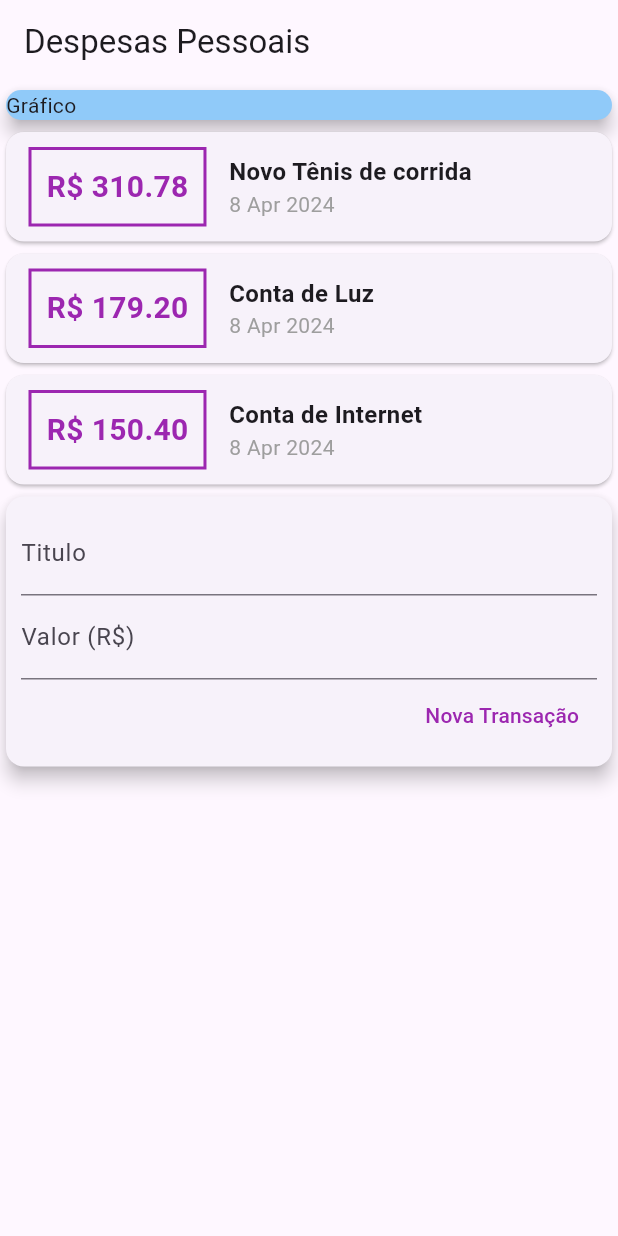
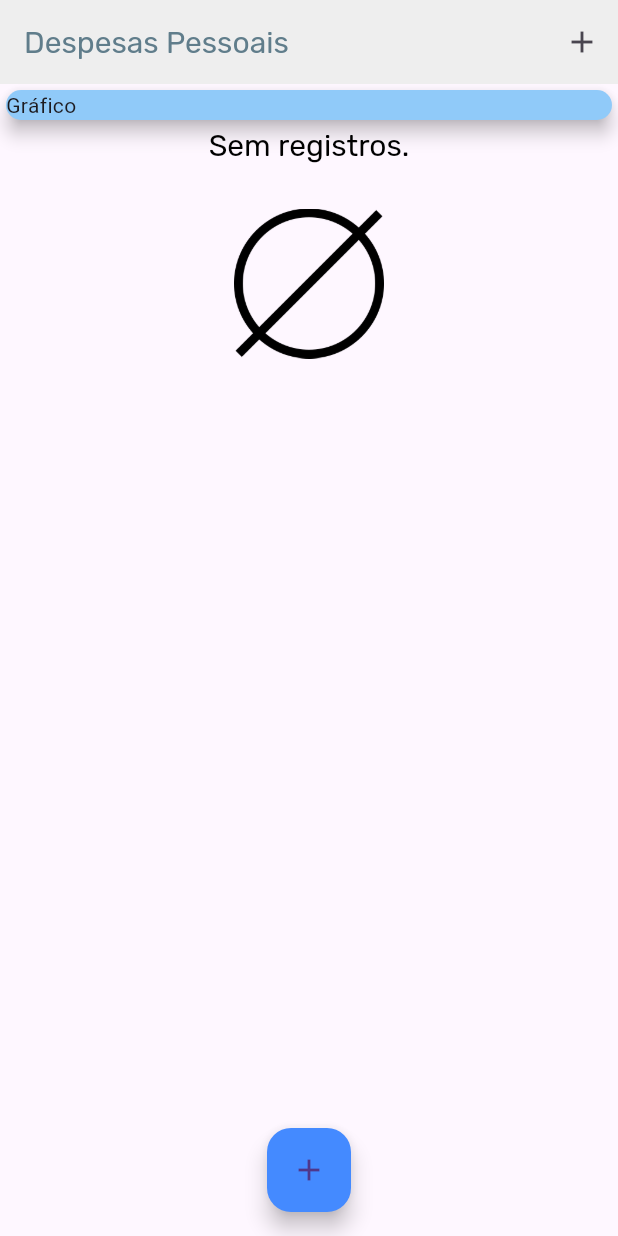
Before and after one commit to guim0/expenses-flutter, a Flutter app: the screen it shows after launch, on a phone screen of 412 x 824 dp. Run offline on Flutter 3.47's test engine with Material 3 defaults, Android fonts, the phone set to English and light mode, and no system bars.

Commit message:
Feat: config theme and conditional rendering

```diff
--- /dev/null
+++ b/lib/components/transaction_list.dart
@@ -0,0 +1,78 @@
+import 'package:flutter/material.dart';
+import '../models/transactions.dart';
+import 'package:intl/intl.dart';
+
+class TransactionList extends StatelessWidget {
+  final List<Transactions> transactions;
+  TransactionList(this.transactions);
+
+  @override
+  Widget build(BuildContext context) {
+    return Container(
+      height: 300,
+      child: transactions.isEmpty
+          ? Column(
+              children: <Widget>[
+                Text(
+                  "Sem registros.",
+                  style: Theme.of(context).textTheme.titleLarge,
+                ),
+                SizedBox(
+                  height: 30,
+                  width: double.infinity,
+                ),
+                Container(
+                  height: 100,
+                  child: Image.asset(
+                    "assets/icons/empty.png",
+                  ),
+                )
+              ],
+            )
+          : ListView.builder(
+              itemCount: transactions.length,
+              itemBuilder: (ctx, index) {
+                final tr = transactions[index];
+                return Card(
+                  child: Row(
+                    children: <Widget>[
+                      Container(
+                        margin:
+                            EdgeInsets.symmetric(horizontal: 15, vertical: 10),
+                        decoration: BoxDecoration(
+                          border: Border.all(
+                            color: Theme.of(context).primaryColor,
+                            width: 2,
+                          ),
+                        ),
+                        padding: EdgeInsets.all(10),
+                        child: Text(
+                          'R\$ ${tr.value.toStringAsFixed(2)}',
+                          style: TextStyle(
+                            fontWeight: FontWeight.bold,
+                            fontSize: 20,
+                            color: Theme.of(context).primaryColor,
+                          ),
+                        ),
+                      ),
+                      Column(
+                        crossAxisAlignment: CrossAxisAlignment.start,
+                        children: <Widget>[
+                          Text(
+                            tr.title,
+                            style: Theme.of(context).textTheme.titleLarge,
+                          ),
+                          Text(
+                            DateFormat('d MMM y').format(tr.date),
+                            style: TextStyle(color: Colors.grey),
+                          )
+                        ],
+                      ),
+                    ],
+                  ),
+                );
+              },
+            ),
+    );
+  }
+}
--- a/lib/main.dart
+++ b/lib/main.dart
@@ -1,50 +1,96 @@
 // ignore_for_file: prefer_const_constructors
 
+import 'dart:math';
+
+import 'package:flutter/material.dart';
+import './components/transaction_list.dart';
 import './models/transactions.dart';
-import 'package:flutter/material.dart';
-import 'package:intl/intl.dart';
+import './components/transaction_form.dart';
 
 main() => runApp(ExpensesApp());
 
 class ExpensesApp extends StatelessWidget {
   @override
   Widget build(BuildContext context) {
-    return MaterialApp(home: HomePage());
+    final ThemeData theme = ThemeData();
+    return MaterialApp(
+      home: HomePage(),
+      theme: theme.copyWith(
+          colorScheme: theme.colorScheme
+              .copyWith(primary: Colors.blueGrey, secondary: Colors.blueAccent),
+          textTheme: theme.textTheme.copyWith(
+            titleLarge: TextStyle(
+                fontFamily: 'Rubik', fontSize: 20, color: Colors.black),
+          ),
+          appBarTheme: AppBarTheme(
+              backgroundColor: Colors.grey[200],
+              titleTextStyle: TextStyle(
+                fontFamily: 'Rubik',
+                fontSize: 20,
+                fontWeight: FontWeight.normal,
+                color: Colors.blueGrey,
+              ))),
+    );
   }
 }
 
-class HomePage extends StatelessWidget {
-  var title;
-  var cost;
+class HomePage extends StatefulWidget {
+  @override
+  State<HomePage> createState() => _HomePageState();
+}
 
-  final _transactions = [
-    Transactions(
-      id: 't1',
-      title: 'Novo Tênis de corrida',
-      value: 310.78,
+class _HomePageState extends State<HomePage> {
+  final List<Transactions> _transactions = [
+    // Transactions(
+    //   id: 't1',
+    //   title: 'Novo Tênis de corrida',
+    //   value: 310.78,
+    //   date: DateTime.now(),
+    // ),
+    // Transactions(
+    //   id: 't1',
+    //   title: 'Novo Tênis de corrida',
+    //   value: 310.78,
+    //   date: DateTime.now(),
+    // ),
+  ];
+  _addTransaction(String title, double cost) {
+    final newTransaction = Transactions(
+      id: Random().nextDouble().toString(),
+      title: title,
+      value: cost,
       date: DateTime.now(),
-    ),
-    Transactions(
-      id: 't1',
-      title: 'Conta de Luz',
-      value: 179.2,
-      date: DateTime.now(),
-    ),
-    Transactions(
-      id: 't1',
-      title: 'Conta de Internet',
-      value: 150.4,
-      date: DateTime.now(),
-    ),
-  ];
+    );
+
+    setState(() {
+      _transactions.add(newTransaction);
+    });
+
+    Navigator.of(context).pop();
+  }
+
+  _openTransactionFormModal(BuildContext context) {
+    showModalBottomSheet(
+      context: context,
+      builder: (_) {
+        return TransactionForm(_addTransaction);
+      },
+    );
+  }
 
   @override
   Widget build(BuildContext context) {
     return Scaffold(
-        appBar: AppBar(
-          title: Text('Despesas Pessoais'),
-        ),
-        body: Column(
+      appBar: AppBar(
+        title: Text('Despesas Pessoais'),
+        actions: <Widget>[
+          IconButton(
+              onPressed: () => _openTransactionFormModal(context),
+              icon: Icon(Icons.add))
+        ],
+      ),
+      body: SingleChildScrollView(
+        child: Column(
           crossAxisAlignment: CrossAxisAlignment.stretch,
           children: [
             Container(
@@ -55,78 +101,16 @@ class HomePage extends StatelessWidget {
                 elevation: 5,
               ),
             ),
-            Column(
-              children: _transactions.map((tr) {
-                return Card(
-                  child: Row(
-                    children: <Widget>[
-                      Container(
-                        margin:
-                            EdgeInsets.symmetric(horizontal: 15, vertical: 10),
-                        decoration: BoxDecoration(
-                          border: Border.all(
-                            color: Colors.purple,
-                            width: 2,
-                          ),
-                        ),
-                        padding: EdgeInsets.all(10),
-                        child: Text(
-                          'R\$ ${tr.value.toStringAsFixed(2)}',
-                          style: TextStyle(
-                              fontWeight: FontWeight.bold,
-                              fontSize: 20,
-                              color: Colors.purple),
-                        ),
-                      ),
-                      Column(
-                        crossAxisAlignment: CrossAxisAlignment.start,
-                        children: <Widget>[
-                          Text(
-                            tr.title,
-                            style: TextStyle(
-                                fontSize: 16, fontWeight: FontWeight.bold),
-                          ),
-                          Text(
-                            DateFormat('d MMM y').format(tr.date),
-                            style: TextStyle(color: Colors.grey),
-                          )
-                        ],
-                      ),
-                    ],
-                  ),
-                );
-              }).toList(),
-            ),
-            Card(
-              elevation: 5,
-              child: Padding(
-                padding: const EdgeInsets.all(10),
-                child: Column(
-                  children: <Widget>[
-                    TextField(
-                      onChanged: (value) => title = value,
-                      decoration: InputDecoration(labelText: 'Titulo'),
-                    ),
-                    TextField(
-                      onChanged: (value) => cost = value,
-                      decoration: InputDecoration(labelText: 'Valor (R\$)'),
-                    ),
-                    Row(
-                      mainAxisAlignment: MainAxisAlignment.end,
-                      children: <Widget>[
-                        TextButton(
-                            onPressed: () {},
-                            child: Text(
-                              'Nova Transação',
-                              style: TextStyle(color: Colors.purple),
-                            )),
-                      ],
-                    )
-                  ],
-                ),
-              ),
-            )
+            TransactionList(_transactions),
           ],
-        ));
+        ),
+      ),
+      floatingActionButton: FloatingActionButton(
+        backgroundColor: Theme.of(context).colorScheme.secondary,
+        onPressed: () => _openTransactionFormModal(context),
+        child: Icon(Icons.add),
+      ),
+      floatingActionButtonLocation: FloatingActionButtonLocation.centerFloat,
+    );
   }
 }
```
Also changed, not shown: lib/components/transaction_form.dart (added, +62 -0 lines), pubspec.yaml (+13 -8 lines), assets/fonts/Inter-Bold.ttf (added), assets/fonts/Inter-Regular.ttf (added), assets/fonts/Rubik-Bold.ttf (added), assets/fonts/Rubik-Regular.ttf (added), assets/icons/empty.png (added).
